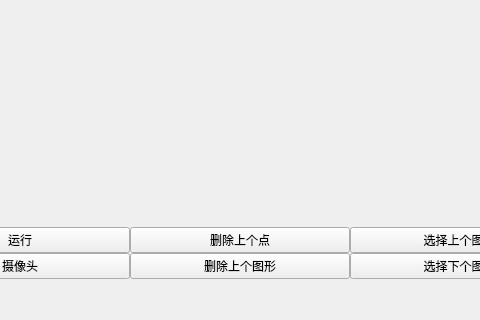
The window that mainwindow.ui (Xen39/GraduationDesign) describes before a commit, drawn with Qt 5; both pictures show x 149 to 629 and y 345 to 665 of the 1217 by 665 pixel window.
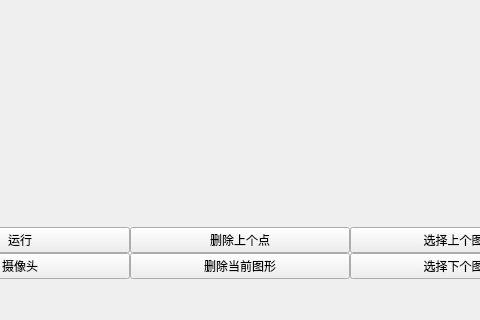
The same window after the commit. Custom widgets are drawn as their Qt base class.

The edit to the form file:
```diff
--- a/mainwindow.ui
+++ b/mainwindow.ui
@@ -7,7 +7,7 @@
     <x>0</x>
     <y>0</y>
     <width>1217</width>
-    <height>636</height>
+    <height>657</height>
    </rect>
   </property>
   <property name="windowTitle">
@@ -224,7 +224,7 @@
         <item row="5" column="1">
          <widget class="QPushButton" name="removeCurrentShapeButton">
           <property name="text">
-           <string>删除上个图形</string>
+           <string>删除当前图形</string>
           </property>
          </widget>
         </item>
```
